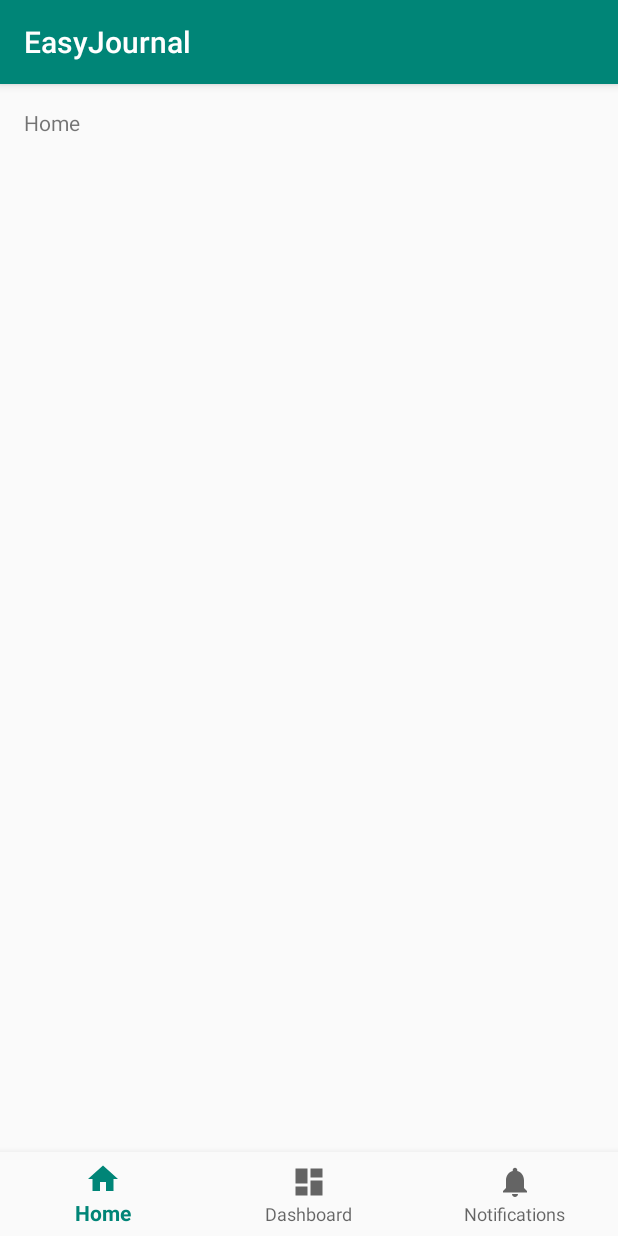
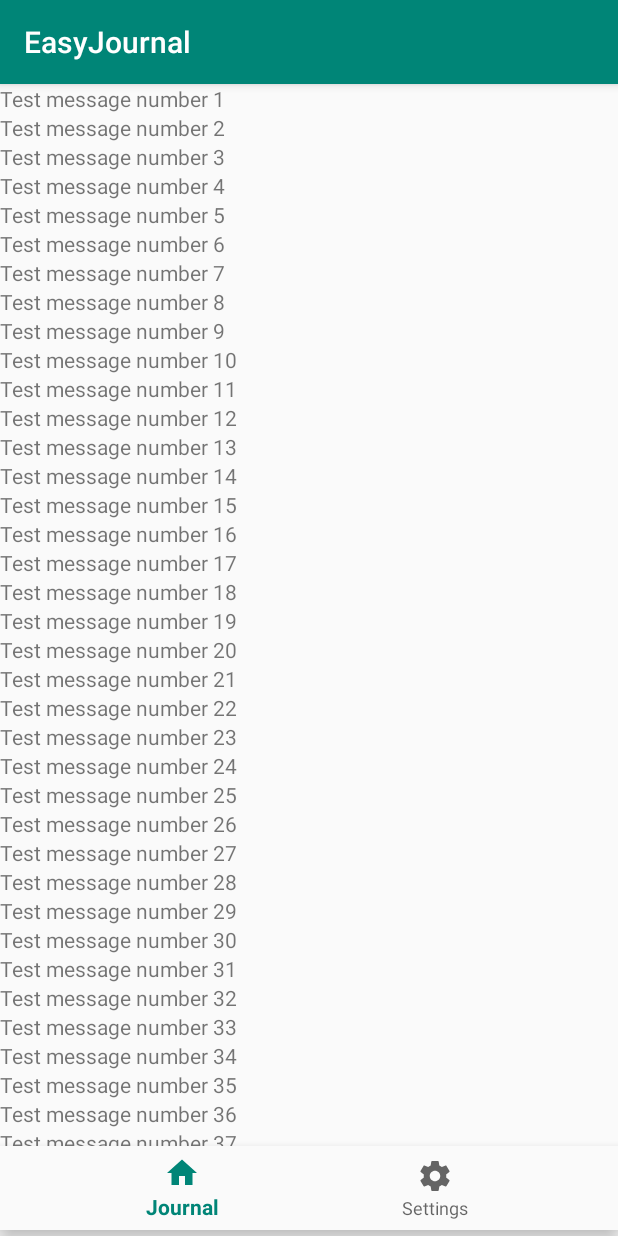
Before and after one commit to adamdsteel/easyjournal, an Android app: the screen it shows after launch (MainActivity), on a phone screen of 412 x 824 dp. Run offline under Robolectric (Android 15) with nearby library versions, the phone set to English and light mode, and no system bars.

Commit message:
RecyclerView (for main journal view) implemented with test data

```diff
--- a/EasyJournal/app/build.gradle
+++ b/EasyJournal/app/build.gradle
@@ -23,7 +23,9 @@ dependencies {
     implementation 'com.android.support:appcompat-v7:28.0.0'
     implementation 'com.android.support:design:28.0.0'
     implementation 'com.android.support.constraint:constraint-layout:1.1.3'
+    implementation 'com.android.support:support-v4:28.0.0'
     testImplementation 'junit:junit:4.12'
     androidTestImplementation 'com.android.support.test:runner:1.0.2'
     androidTestImplementation 'com.android.support.test.espresso:espresso-core:3.0.2'
+    implementation 'com.android.support:recyclerview-v7:28.0.0'
 }
--- /dev/null
+++ b/EasyJournal/app/src/main/java/xyz/adamsteel/easyjournal/EJData.java
@@ -0,0 +1,8 @@
+package xyz.adamsteel.easyjournal;
+
+
+//This class is responsible for loading the journal entries.
+class EJData {
+
+
+}
--- /dev/null
+++ b/EasyJournal/app/src/main/java/xyz/adamsteel/easyjournal/EasyAdapter.java
@@ -0,0 +1,63 @@
+package xyz.adamsteel.easyjournal;
+
+import android.support.v7.widget.RecyclerView;
+import android.view.LayoutInflater;
+import android.view.ViewGroup;
+import android.widget.LinearLayout;
+import android.widget.TextView;
+import android.view.View;
+
+import org.w3c.dom.Text;
+
+public class EasyAdapter extends RecyclerView.Adapter<EasyAdapter.EasyViewHolder> {
+
+    private String[] eDataSet;
+
+    public static class EasyViewHolder extends RecyclerView.ViewHolder{
+
+        //public TextView eTextView;
+
+        public View eView;
+        public EasyViewHolder(View v){
+            super(v);
+            eView = v;
+        }
+    }
+
+    public EasyAdapter(String[] dataSet){
+        eDataSet = dataSet;
+    }
+
+    @Override
+    public EasyAdapter.EasyViewHolder onCreateViewHolder(ViewGroup parent, int viewType){
+
+        //Create a new view
+
+        /*
+        LinearLayout linLayout = (LinearLayout) LayoutInflater.from(parent.getContext()).inflate(R.layout.list_text_layout, parent, false);
+        TextView eTView = (TextView) linLayout.findViewById(R.id.itemTextView);
+
+        EasyViewHolder evh = new EasyViewHolder(eTView);
+        return evh;
+        */
+
+        View tv =  LayoutInflater.from(parent.getContext()).inflate(R.layout.list_text_layout, parent, false);
+
+        EasyViewHolder vh = new EasyViewHolder(tv);
+        return vh;
+    }
+
+    @Override
+    public void onBindViewHolder(EasyViewHolder holder, int position){
+        //holder.eTextView.setText(eDataSet[position]);
+        //TODO: Add the text to the textview inside eview
+
+        TextView txView = holder.eView.findViewById(R.id.item_text_view);
+        txView.setText(eDataSet[position]);
+    }
+
+    @Override
+    public int getItemCount(){
+        return eDataSet.length;
+    }
+}
--- /dev/null
+++ b/EasyJournal/app/src/main/java/xyz/adamsteel/easyjournal/EntriesFragment.java
@@ -0,0 +1,141 @@
+package xyz.adamsteel.easyjournal;
+
+import android.content.Context;
+import android.net.Uri;
+import android.os.Bundle;
+import android.support.v4.app.Fragment;
+import android.support.v7.widget.LinearLayoutManager;
+import android.support.v7.widget.RecyclerView;
+import android.view.LayoutInflater;
+import android.view.View;
+import android.view.ViewGroup;
+
+
+/**
+ * A simple {@link Fragment} subclass.
+ * Activities that contain this fragment must implement the
+ * {@link EntriesFragment.OnFragmentInteractionListener} interface
+ * to handle interaction events.
+ * Use the {@link EntriesFragment#newInstance} factory method to
+ * create an instance of this fragment.
+ */
+public class EntriesFragment extends Fragment {
+    // TODO: Rename parameter arguments, choose names that match
+    // the fragment initialization parameters, e.g. ARG_ITEM_NUMBER
+    private static final String ARG_PARAM1 = "param1";
+    private static final String ARG_PARAM2 = "param2";
+
+    private RecyclerView eRecyclerView;
+    private RecyclerView.Adapter eAdapter;
+    private RecyclerView.LayoutManager eLayoutManager;
+
+    // TODO: Rename and change types of parameters
+    private String mParam1;
+    private String mParam2;
+
+    private OnFragmentInteractionListener mListener;
+
+    public EntriesFragment() {
+        // Required empty public constructor
+    }
+
+
+
+    /**
+     * Use this factory method to create a new instance of
+     * this fragment using the provided parameters.
+     *
+     * @param param1 Parameter 1.
+     * @param param2 Parameter 2.
+     * @return A new instance of fragment EntriesFragment.
+     */
+    // TODO: Rename and change types and number of parameters
+    public static EntriesFragment newInstance(String param1, String param2) {
+        EntriesFragment fragment = new EntriesFragment();
+        Bundle args = new Bundle();
+        args.putString(ARG_PARAM1, param1);
+        args.putString(ARG_PARAM2, param2);
+        fragment.setArguments(args);
+        return fragment;
+    }
+
+    @Override
+    public void onCreate(Bundle savedInstanceState) {
+        super.onCreate(savedInstanceState);
+        if (getArguments() != null) {
+            mParam1 = getArguments().getString(ARG_PARAM1);
+            mParam2 = getArguments().getString(ARG_PARAM2);
+        }
+
+
+        //
+
+    }
+
+    @Override
+    public View onCreateView(LayoutInflater inflater, ViewGroup container,
+                             Bundle savedInstanceState) {
+        // Inflate the layout for this fragment
+        View mView = inflater.inflate(R.layout.fragment_entries, container, false);
+
+        //Setting up our content:
+
+        //Some test content:
+        final int TEST_LENGTH = 100;
+        String[] testContent = new String[TEST_LENGTH];// {"Entry one", "Entry two", "Entry three", "Entry four", "Entry five", "Entry six", };
+
+        for(int i = 0; i < TEST_LENGTH; i++){
+            testContent[i] = "Test message number " + Integer.toString(i + 1);
+        }
+
+        eRecyclerView = (RecyclerView)mView.findViewById(R.id.entries_recycler_view);
+        eLayoutManager = new LinearLayoutManager(getContext());
+        eRecyclerView.setLayoutManager(eLayoutManager);
+
+        eAdapter = new EasyAdapter(testContent);
+        eRecyclerView.setAdapter(eAdapter);
+
+        return mView;
+
+
+    }
+
+    // TODO: Rename method, update argument and hook method into UI event
+    public void onButtonPressed(Uri uri) {
+        if (mListener != null) {
+            mListener.onFragmentInteraction(uri);
+        }
+    }
+
+    @Override
+    public void onAttach(Context context) {
+        super.onAttach(context);
+        if (context instanceof OnFragmentInteractionListener) {
+            mListener = (OnFragmentInteractionListener) context;
+        } else {
+            throw new RuntimeException(context.toString()
+                    + " must implement OnFragmentInteractionListener");
+        }
+    }
+
+    @Override
+    public void onDetach() {
+        super.onDetach();
+        mListener = null;
+    }
+
+    /**
+     * This interface must be implemented by activities that contain this
+     * fragment to allow an interaction in this fragment to be communicated
+     * to the activity and potentially other fragments contained in that
+     * activity.
+     * <p>
+     * See the Android Training lesson <a href=
+     * "http://developer.android.com/training/basics/fragments/communicating.html"
+     * >Communicating with Other Fragments</a> for more information.
+     */
+    public interface OnFragmentInteractionListener {
+        // TODO: Update argument type and name
+        void onFragmentInteraction(Uri uri);
+    }
+}
--- a/EasyJournal/app/src/main/java/xyz/adamsteel/easyjournal/MainActivity.java
+++ b/EasyJournal/app/src/main/java/xyz/adamsteel/easyjournal/MainActivity.java
@@ -7,8 +7,9 @@ import android.support.v7.app.AppCompatActivity;
 import android.util.Log;
 import android.view.MenuItem;
 import android.widget.TextView;
+import android.net.Uri;
 
-public class MainActivity extends AppCompatActivity {
+public class MainActivity extends AppCompatActivity implements EntriesFragment.OnFragmentInteractionListener {
 
     private TextView mTextMessage;
 
@@ -19,14 +20,13 @@ public class MainActivity extends AppCompatActivity {
         public boolean onNavigationItemSelected(@NonNull MenuItem item) {
             switch (item.getItemId()) {
                 case R.id.navigation_home:
-                    mTextMessage.setText(R.string.title_home);
-                    Log.d("test", "test");
+                    //mTextMessage.setText(R.string.title_journal);
+                    Log.d("EJLOGS", "Changed to home tab");
                     return true;
-                case R.id.navigation_dashboard:
-                    mTextMessage.setText(R.string.title_dashboard);
-                    return true;
-                case R.id.navigation_notifications:
-                    mTextMessage.setText(R.string.title_notifications);
+
+                case R.id.navigation_settings:
+                    //mTextMessage.setText(R.string.title_settings);
+                    Log.d("EJLOGS", "Changed to settings tab");
                     return true;
             }
             return false;
@@ -43,4 +43,9 @@ public class MainActivity extends AppCompatActivity {
         navigation.setOnNavigationItemSelectedListener(mOnNavigationItemSelectedListener);
     }
 
+        @Override
+        public void onFragmentInteraction(Uri uri){
+
+        }
+
 }
--- /dev/null
+++ b/EasyJournal/app/src/main/res/drawable-anydpi/ic_settings.xml
@@ -0,0 +1,10 @@
+<vector xmlns:android="http://schemas.android.com/apk/res/android"
+    android:width="24dp"
+    android:height="24dp"
+    android:viewportWidth="24"
+    android:viewportHeight="24"
+    android:tint="#333333">
+    <path
+        android:fillColor="#FF000000"
+        android:pathData="M19.43,12.98c0.04,-0.32 0.07,-0.64 0.07,-0.98s-0.03,-0.66 -0.07,-0.98l2.11,-1.65c0.19,-0.15 0.24,-0.42 0.12,-0.64l-2,-3.46c-0.12,-0.22 -0.39,-0.3 -0.61,-0.22l-2.49,1c-0.52,-0.4 -1.08,-0.73 -1.69,-0.98l-0.38,-2.65C14.46,2.18 14.25,2 14,2h-4c-0.25,0 -0.46,0.18 -0.49,0.42l-0.38,2.65c-0.61,0.25 -1.17,0.59 -1.69,0.98l-2.49,-1c-0.23,-0.09 -0.49,0 -0.61,0.22l-2,3.46c-0.13,0.22 -0.07,0.49 0.12,0.64l2.11,1.65c-0.04,0.32 -0.07,0.65 -0.07,0.98s0.03,0.66 0.07,0.98l-2.11,1.65c-0.19,0.15 -0.24,0.42 -0.12,0.64l2,3.46c0.12,0.22 0.39,0.3 0.61,0.22l2.49,-1c0.52,0.4 1.08,0.73 1.69,0.98l0.38,2.65c0.03,0.24 0.24,0.42 0.49,0.42h4c0.25,0 0.46,-0.18 0.49,-0.42l0.38,-2.65c0.61,-0.25 1.17,-0.59 1.69,-0.98l2.49,1c0.23,0.09 0.49,0 0.61,-0.22l2,-3.46c0.12,-0.22 0.07,-0.49 -0.12,-0.64l-2.11,-1.65zM12,15.5c-1.93,0 -3.5,-1.57 -3.5,-3.5s1.57,-3.5 3.5,-3.5 3.5,1.57 3.5,3.5 -1.57,3.5 -3.5,3.5z"/>
+</vector>
--- a/EasyJournal/app/src/main/res/layout/activity_main.xml
+++ b/EasyJournal/app/src/main/res/layout/activity_main.xml
@@ -8,6 +8,7 @@
     android:layout_height="match_parent"
     tools:context=".MainActivity">
 
+    <!--
     <TextView
         android:id="@+id/message"
         android:layout_width="wrap_content"
@@ -15,20 +16,30 @@
         android:layout_marginStart="@dimen/activity_horizontal_margin"
         android:layout_marginLeft="@dimen/activity_horizontal_margin"
         android:layout_marginTop="@dimen/activity_vertical_margin"
-        android:text="@string/title_home"
+        android:text="@string/title_journal"
         app:layout_constraintLeft_toLeftOf="parent"
         app:layout_constraintTop_toTopOf="parent" />
+        -->
 
     <android.support.design.widget.BottomNavigationView
         android:id="@+id/navigation"
         android:layout_width="0dp"
         android:layout_height="wrap_content"
-        android:layout_marginEnd="0dp"
-        android:layout_marginStart="0dp"
+        android:layout_marginBottom="4dp"
         android:background="?android:attr/windowBackground"
         app:layout_constraintBottom_toBottomOf="parent"
+        app:layout_constraintHorizontal_bias="0.0"
         app:layout_constraintLeft_toLeftOf="parent"
         app:layout_constraintRight_toRightOf="parent"
         app:menu="@menu/navigation" />
 
+    <fragment
+        android:id="@+id/fragment"
+        android:name="xyz.adamsteel.easyjournal.EntriesFragment"
+        android:layout_width="match_parent"
+        android:layout_height="0dp"
+        app:layout_constraintBottom_toTopOf="@+id/navigation"
+        app:layout_constraintTop_toTopOf="parent"
+        tools:layout_editor_absoluteX="0dp" />
+
 </android.support.constraint.ConstraintLayout>
--- /dev/null
+++ b/EasyJournal/app/src/main/res/layout/fragment_entries.xml
@@ -0,0 +1,13 @@
+<?xml version="1.0" encoding="utf-8"?>
+<FrameLayout xmlns:android="http://schemas.android.com/apk/res/android"
+    xmlns:tools="http://schemas.android.com/tools"
+    android:layout_width="match_parent"
+    android:layout_height="match_parent"
+    tools:context=".EntriesFragment">
+
+    <android.support.v7.widget.RecyclerView
+        android:id="@+id/entries_recycler_view"
+        android:layout_width="match_parent"
+        android:layout_height="match_parent"
+        android:scrollbars="vertical" />
+</FrameLayout>
--- /dev/null
+++ b/EasyJournal/app/src/main/res/layout/list_text_layout.xml
@@ -0,0 +1,11 @@
+<?xml version="1.0" encoding="utf-8"?>
+<LinearLayout xmlns:android="http://schemas.android.com/apk/res/android"
+    android:layout_width="match_parent"
+    android:layout_height="wrap_content">
+
+    <TextView
+        android:id="@+id/item_text_view"
+        android:layout_width="match_parent"
+        android:layout_height="wrap_content" />
+
+</LinearLayout>
--- a/EasyJournal/app/src/main/res/menu/navigation.xml
+++ b/EasyJournal/app/src/main/res/menu/navigation.xml
@@ -4,16 +4,11 @@
     <item
         android:id="@+id/navigation_home"
         android:icon="@drawable/ic_home_black_24dp"
-        android:title="@string/title_home"/>
+        android:title="@string/title_journal"/>
 
     <item
-        android:id="@+id/navigation_dashboard"
-        android:icon="@drawable/ic_dashboard_black_24dp"
-        android:title="@string/title_dashboard"/>
-
-    <item
-        android:id="@+id/navigation_notifications"
-        android:icon="@drawable/ic_notifications_black_24dp"
-        android:title="@string/title_notifications"/>
+        android:id="@+id/navigation_settings"
+        android:icon="@drawable/ic_settings"
+        android:title="@string/title_settings"/>
 
 </menu>
--- a/EasyJournal/app/src/main/res/values/strings.xml
+++ b/EasyJournal/app/src/main/res/values/strings.xml
@@ -1,6 +1,10 @@
 <resources>
     <string name="app_name">EasyJournal</string>
-    <string name="title_home">Home</string>
+    <string name="title_journal">Journal</string>
     <string name="title_dashboard">Dashboard</string>
     <string name="title_notifications">Notifications</string>
+    <string name="title_settings">Settings</string>
+
+    <!-- TODO: Remove or change this placeholder text -->
+    <string name="hello_blank_fragment">Hello blank fragment</string>
 </resources>
```
Also changed, not shown: EasyJournal/app/src/main/res/drawable-hdpi/ic_settings.png (added), EasyJournal/app/src/main/res/drawable-mdpi/ic_settings.png (added), EasyJournal/app/src/main/res/drawable-xhdpi/ic_settings.png (added), EasyJournal/app/src/main/res/drawable-xxhdpi/ic_settings.png (added).
